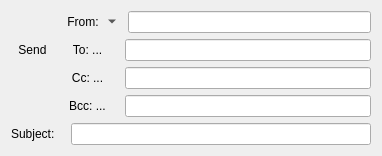
First picture: the form in Mail/mailfieldswidget.ui, repository InvictusInnovations/keyhotee, before the edit.
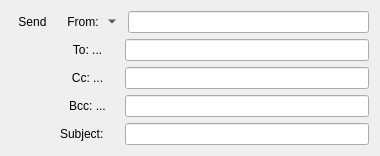
Second picture: the form after the edit. Icons and pictures are not drawn.

Commit message: [BW]: [NIP] Further mail editor related work: Implemented update command ui for save, send buttons, optional mail fields management.

Diff of the .ui file:
```diff
--- a/Mail/mailfieldswidget.ui
+++ b/Mail/mailfieldswidget.ui
@@ -6,8 +6,8 @@
    <rect>
     <x>0</x>
     <y>0</y>
-    <width>376</width>
-    <height>152</height>
+    <width>380</width>
+    <height>154</height>
    </rect>
   </property>
   <property name="sizePolicy">
@@ -19,8 +19,8 @@
   <property name="windowTitle">
    <string>Form</string>
   </property>
-  <layout class="QGridLayout" name="gridLayout">
-   <item row="0" column="0" rowspan="3">
+  <layout class="QFormLayout" name="formLayout">
+   <item row="0" column="0">
     <widget class="QToolButton" name="sendButton">
      <property name="text">
       <string>Send</string>
@@ -47,6 +47,8 @@
     </widget>
    </item>
    <item row="0" column="1">
+    <layout class="QVBoxLayout" name="mailFieldsLayout">
+     <item>
     <layout class="QHBoxLayout" name="fromLayout">
      <property name="spacing">
       <number>10</number>
@@ -91,7 +93,7 @@
      </item>
     </layout>
    </item>
-   <item row="1" column="1">
+     <item>
     <layout class="QHBoxLayout" name="toLayout">
      <property name="spacing">
       <number>10</number>
@@ -124,7 +126,7 @@
      </item>
     </layout>
    </item>
-   <item row="2" column="1">
+     <item>
     <layout class="QHBoxLayout" name="ccLayout">
      <property name="spacing">
       <number>10</number>
@@ -157,7 +159,7 @@
      </item>
     </layout>
    </item>
-   <item row="3" column="1">
+     <item>
     <layout class="QHBoxLayout" name="bccLayout">
      <property name="spacing">
       <number>10</number>
@@ -196,7 +198,7 @@
      </item>
     </layout>
    </item>
-   <item row="4" column="0" colspan="2">
+     <item>
     <layout class="QHBoxLayout" name="subjectLayout">
      <property name="spacing">
       <number>10</number>
@@ -205,7 +207,7 @@
       <widget class="QLabel" name="label">
        <property name="minimumSize">
         <size>
-         <width>50</width>
+           <width>55</width>
          <height>20</height>
         </size>
        </property>
@@ -218,11 +220,13 @@
       <widget class="QLineEdit" name="subjectEdit">
        <property name="minimumSize">
         <size>
-         <width>300</width>
+           <width>230</width>
          <height>0</height>
         </size>
        </property>
       </widget>
+       </item>
+      </layout>
      </item>
     </layout>
    </item>
```
Left out of the diff: 15 changed lines with no effect on the pictures. Lines whose indentation alone changed are shown as unchanged. The commit also changes 5 other files.
